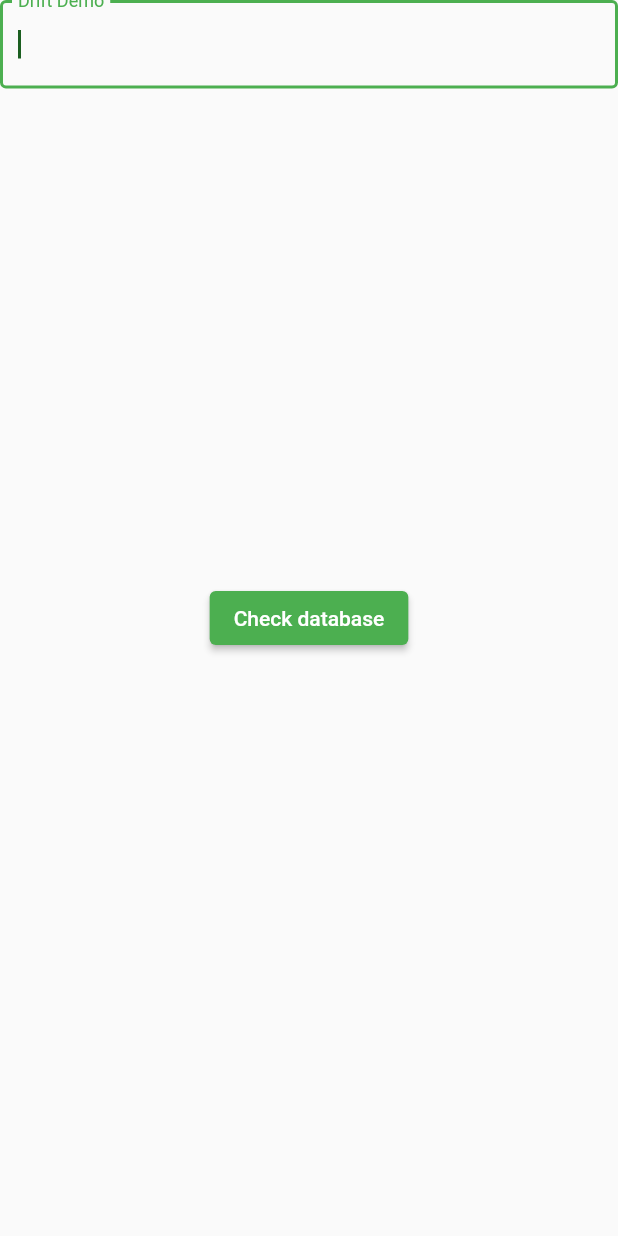
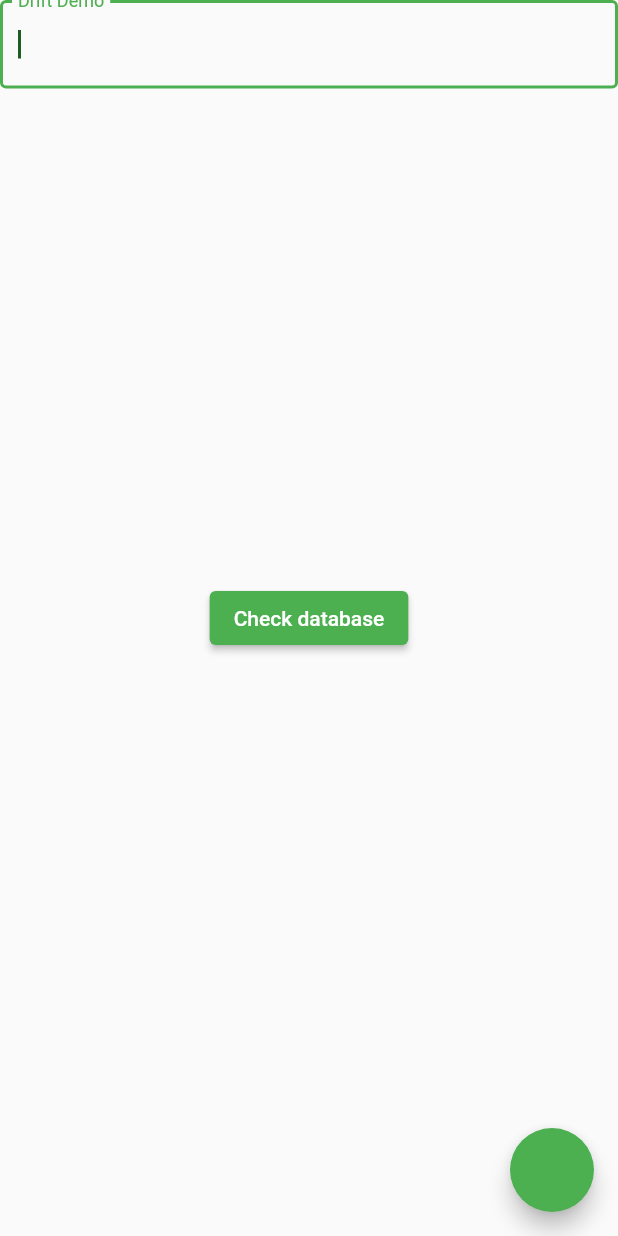
Before and after one commit to valerianaGit/FlutterDriftLocalDataStorageDemo, a Flutter app: the screen it shows after launch, on a phone screen of 412 x 824 dp. Run offline on Flutter 3.47's test engine with Material 2 defaults, Android fonts, the phone set to English and light mode, and no system bars.

Commit message:
create floating action button to add to do items to list view

```diff
--- a/lib/screens/home_page.dart
+++ b/lib/screens/home_page.dart
@@ -71,7 +71,15 @@ Expanded(
 
 
 ),
-
+ // FLOATING ACTION BUTTON IN SCAFFOLD
+ //- save text input and update listView
+ floatingActionButton:
+ FloatingActionButton(
+  onPressed: () {
+    // TODO: Save TEXTFIELD INPUT and update tableview
+    //
+  }
+  ),
     );
 
   }
```
